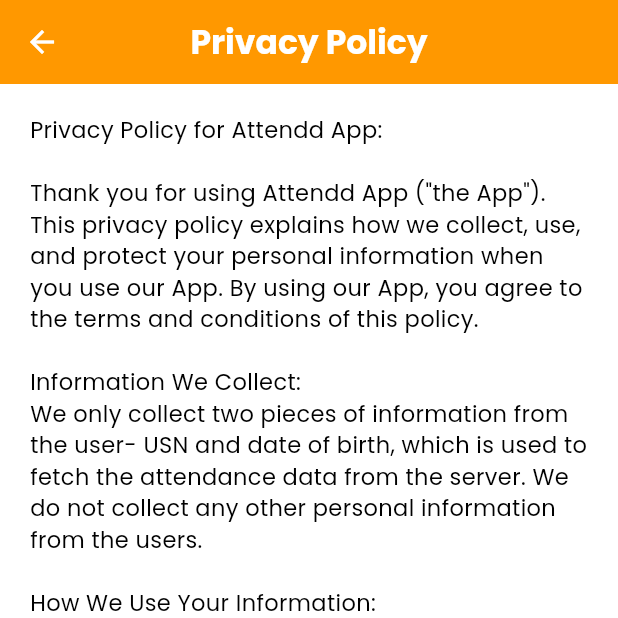
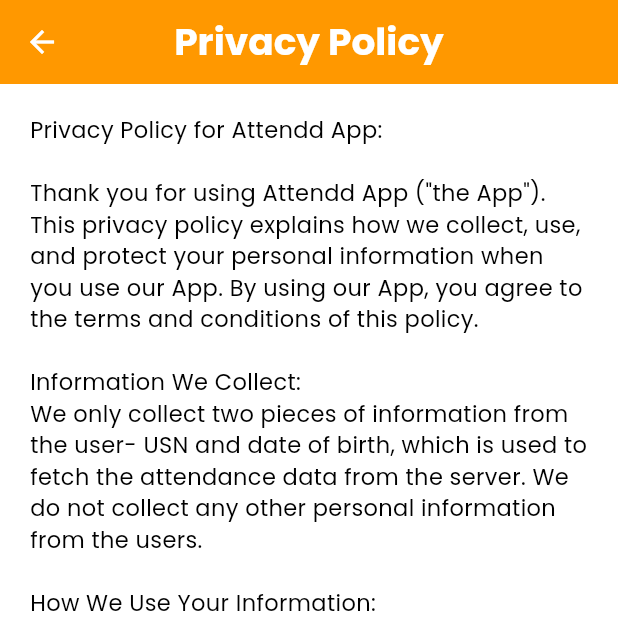
Before and after one commit to WaniAthar/kle-attendance, a Flutter app: the screen it shows after launch, after a tap on "Submit", after a tap on the "policy" icon, on a phone screen of 412 x 824 dp, the top half of it. Run offline on Flutter 3.47's test engine with Material 2 defaults, Android fonts, the phone set to English and light mode, and no system bars; our stand-ins replace after_layout, google_fonts, lottie, shared_preferences, shimmer, sliding_up_panel.

Commit message:
fixed screen size issue and some minor bugs

```diff
--- a/lib/input.dart
+++ b/lib/input.dart
@@ -34,20 +34,10 @@
     double deviceWidth = MediaQuery.of(context).size.width;
     double deviceHeight = MediaQuery.of(context).size.height;
     return Scaffold(
+      resizeToAvoidBottomInset: false,
       appBar: AppBar(
-        backgroundColor: Colors.orange,
-        iconTheme: const IconThemeData(
-          color: Colors.white,
-        ),
-        elevation: 0,
-        centerTitle: true,
-        title: Text(
+        title: const Text(
           "Login Details",
-          style: GoogleFonts.poppins(
-            color: Colors.white,
-            fontSize: 25,
-            fontWeight: FontWeight.w600,
-          ),
         ),
         actions: [
           IconButton(
--- a/lib/main.dart
+++ b/lib/main.dart
@@ -1,6 +1,7 @@
 // ignore_for_file: sort_child_properties_last, use_build_context_synchronously
 import 'package:attendance/api/attendance_api.dart';
 import 'package:flutter/material.dart';
+import 'package:flutter/services.dart';
 import 'package:google_fonts/google_fonts.dart';
 import 'package:shared_preferences/shared_preferences.dart';
 import 'package:after_layout/after_layout.dart';
@@ -13,7 +14,12 @@
 import 'package:provider/provider.dart';
 
 void main() {
+  // set device orientation to portrait only
+  WidgetsFlutterBinding.ensureInitialized();
+  SystemChrome.setPreferredOrientations([DeviceOrientation.portraitUp])
+      .then((_) {
     runApp(const MyApp());
+  });
 }
 
 class MyApp extends StatefulWidget {
@@ -30,9 +36,25 @@
       create: (context) => API(),
       child: MaterialApp(
         debugShowCheckedModeBanner: false,
-        title: 'Attendance',
+        title: 'Attendd',
         theme: ThemeData(
           useMaterial3: true,
+          appBarTheme: AppBarTheme(
+            iconTheme: const IconThemeData(color: Colors.white),
+            systemOverlayStyle: const SystemUiOverlayStyle(
+                statusBarColor: Colors.transparent,
+                statusBarIconBrightness: Brightness.light),
+            backgroundColor: Colors.orange,
+            scrolledUnderElevation: 0,
+            elevation: 0,
+            centerTitle: true,
+            titleTextStyle: GoogleFonts.poppins(
+              color: Colors.white,
+              fontWeight: FontWeight.w600,
+              fontSize: 25,
+            ),
+          ),
+          primarySwatch: Colors.orange,
           iconTheme: const IconThemeData(
             color: Colors.white,
           ),
@@ -115,7 +137,7 @@
 
   @override
   Widget build(BuildContext context) {
-    // calling checkAttendance fucntion to change colour of the container as per attendance
+    Size size = MediaQuery.of(context).size;
     checkAttendance(attendance);
     return Container(
       child: Column(
@@ -162,18 +184,20 @@
                 textBaseline: TextBaseline.alphabetic,
                 crossAxisAlignment: CrossAxisAlignment.baseline,
                 children: [
+                  Flex(direction: Axis.horizontal, children: [
                     Container(
-                    margin: const EdgeInsets.only(right: 10),
+                      padding: const EdgeInsets.only(right: 20),
                       child: Text(
                         attendance,
                         textAlign: TextAlign.end,
                         style: GoogleFonts.poppins(
-                        fontSize: 58,
+                          fontSize: size.width * 0.12,
                           fontWeight: FontWeight.bold,
                           color: Colors.white,
                         ),
                       ),
                     ),
+                  ]),
                 ],
               ),
             ],
@@ -233,16 +257,8 @@
     double deviceHeight = MediaQuery.of(context).size.height;
     return Scaffold(
       appBar: AppBar(
-        elevation: 0,
-        centerTitle: true,
-        backgroundColor: Colors.orange,
-        title: Text(
+        title: const Text(
           "Attendd",
-          style: GoogleFonts.poppins(
-            color: Colors.white,
-            fontSize: 25,
-            fontWeight: FontWeight.w600,
-          ),
         ),
         leading: IconButton(
           hoverColor: Colors.white,
--- a/pubspec.yaml
+++ b/pubspec.yaml
@@ -4,7 +4,7 @@
 publish_to: 'none'
 
 
-version: 1.1.1+4
+version: 1.1.2+5
 
 environment:
   sdk: '>=2.18.6 <3.0.0'
```
Also changed, not shown: lib/developer.dart (+2 -5 lines), lib/homepage.dart (+13 -1 lines). Lines whose indentation alone changed are shown as unchanged.
